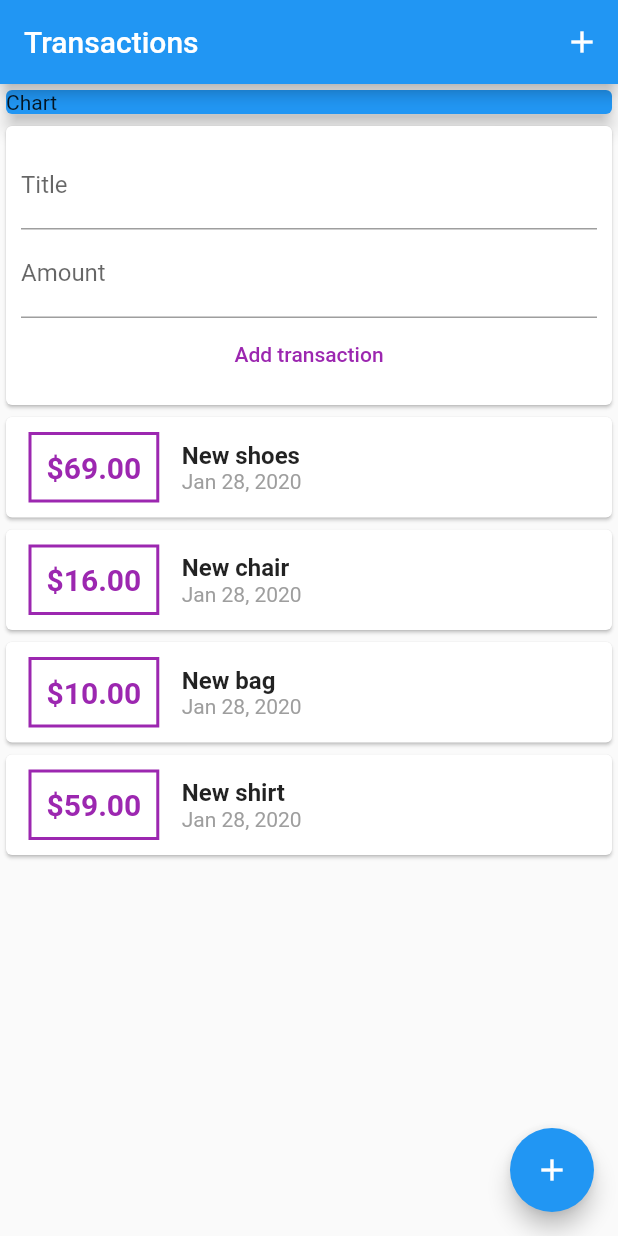
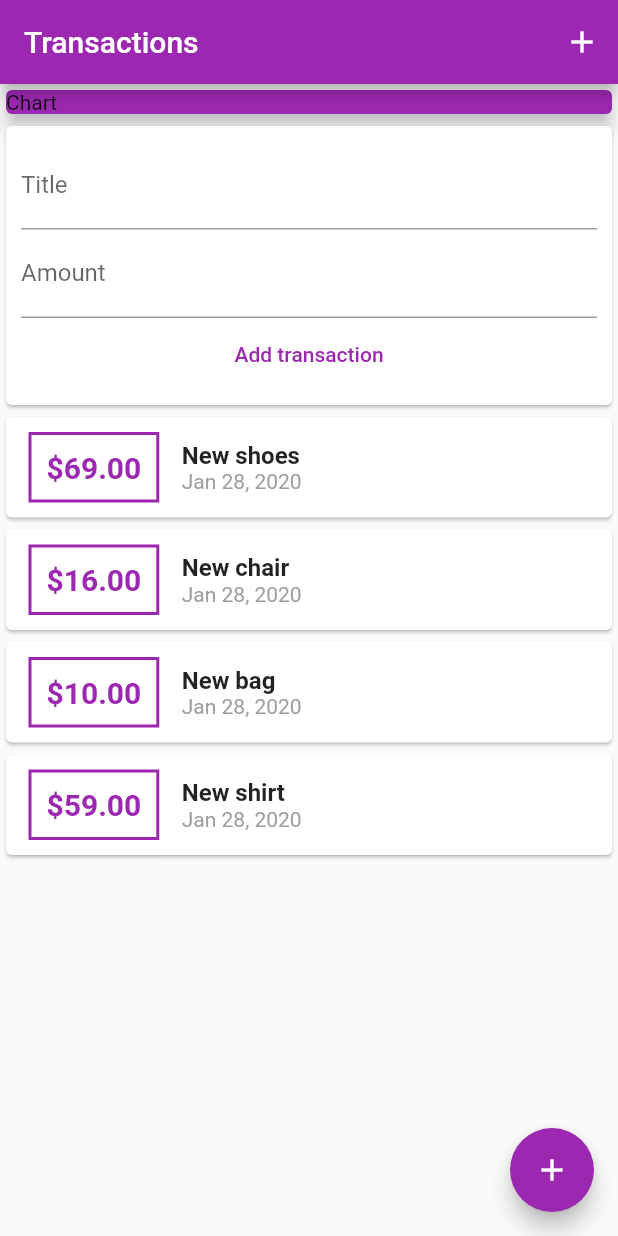
Before and after one commit to kmvbatista/expenses, a Flutter app: the screen it shows after launch, on a phone screen of 412 x 824 dp. Run offline on Flutter 3.47's test engine with Material 2 defaults, Android fonts, the phone set to English and light mode, and no system bars.

Commit message:
setting theme

```diff
--- a/lib/main.dart
+++ b/lib/main.dart
@@ -15,7 +15,7 @@ class _MyAppState extends State<MyApp> {
     return MaterialApp(
       title: 'Flutter Demo',
       theme: ThemeData(
-        primarySwatch: Colors.blue,
+        primarySwatch: Colors.purple,
       ),
       home: HomePage(),
     );
--- a/lib/pages/HomePage.dart
+++ b/lib/pages/HomePage.dart
@@ -55,7 +55,7 @@ class _HomePageState extends State<HomePage> {
             Container(
               width: double.infinity,
               child: Card(
-                color: Colors.blue,
+                color: Theme.of(context).primaryColor,
                 child: Text(
                   'Chart',
                 ),
--- a/lib/widgets/new_transaction.dart
+++ b/lib/widgets/new_transaction.dart
@@ -42,7 +42,7 @@ class _NewTransactionState extends State<NewTransaction> {
             ),
             FlatButton(
               child: Text('Add transaction'),
-              textColor: Colors.purple,
+              textColor: Theme.of(context).primaryColor,
               onPressed: submitData,
             )
           ],
--- a/lib/widgets/transactionList.dart
+++ b/lib/widgets/transactionList.dart
@@ -22,10 +22,11 @@ class TransactionList extends StatelessWidget {
                       style: TextStyle(
                           fontWeight: FontWeight.bold,
                           fontSize: 20,
-                          color: Colors.purple),
+                          color: Theme.of(context).primaryColor),
                     ),
                     decoration: BoxDecoration(
-                        border: Border.all(width: 2, color: Colors.purple)),
+                        border: Border.all(
+                            width: 2, color: Theme.of(context).primaryColor)),
                   ),
                   Column(
                     crossAxisAlignment: CrossAxisAlignment.start,
```
